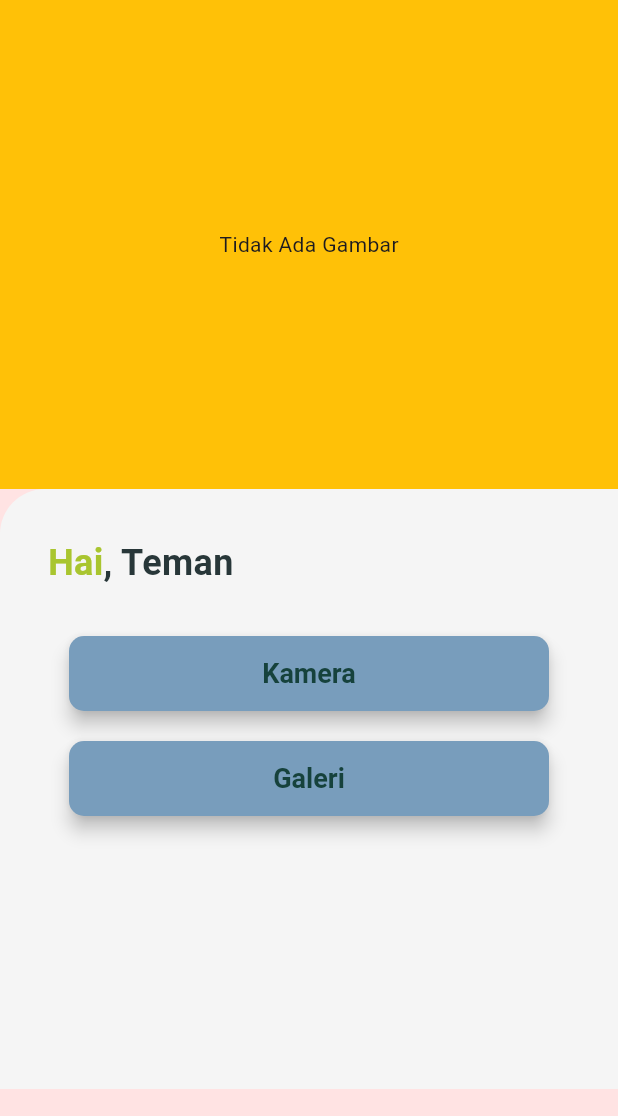
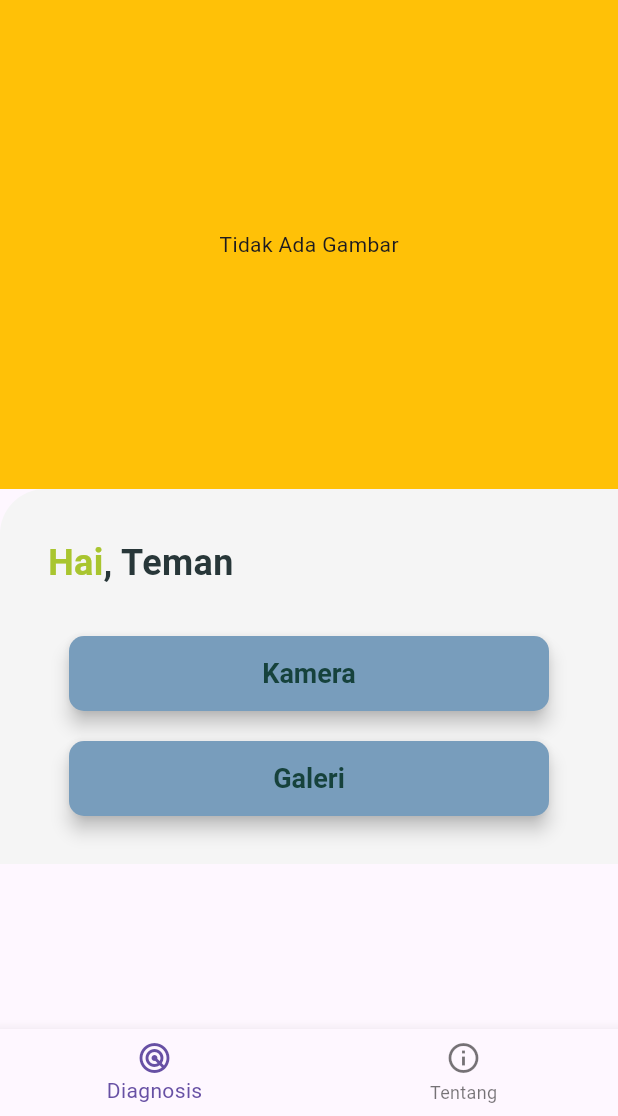
Before and after one commit to Twizzy803/AgriIn-MobileFlutter, a Flutter app: the screen it shows after launch, on a phone screen of 412 x 824 dp, the part 120-1236 px from its top. Run offline on Flutter 3.47's test engine with Material 3 defaults, Android fonts, the light colour scheme and no system bars; our stand-ins replace device_preview, image_picker; Roboto replaces fonts that are missing (Poppins).

Commit message:
menambahkan navigatorBar

```diff
--- a/lib/main.dart
+++ b/lib/main.dart
@@ -1,10 +1,11 @@
-import 'package:agricure/screen/home.dart';
+import 'package:agricure/screen/about.dart';
+import 'package:agricure/screen/diagnosis.dart';
 import 'package:flutter/material.dart';
-// import 'package:device_preview/device_preview.dart';
+import 'package:device_preview/device_preview.dart';
 
 void main() {
-  runApp(MyApp());
-  // runApp(DevicePreview(builder: (context) => MyApp()));
+  // runApp(MyApp());
+  runApp(DevicePreview(builder: (context) => MyApp()));
 }
 
 class MyApp extends StatelessWidget {
@@ -12,6 +13,58 @@
 
   @override
   Widget build(BuildContext context) {
-    return HomeScreen();
+    return MaterialApp(
+      debugShowCheckedModeBanner: false,
+      home: const MainScreen(),
+    );
   }
 }
+
+class MainScreen extends StatefulWidget {
+  const MainScreen({super.key});
+
+  @override
+  State<MainScreen> createState() => _MainScreenState();
+}
+
+class _MainScreenState extends State<MainScreen> {
+  int _selectedIndex = 0;
+
+  final List<Widget> _pages = [const DiagnosisScreen(), const AboutScreen()];
+
+  @override
+  Widget build(BuildContext context) {
+    return Scaffold(
+      backgroundColor: const Color(0xFFFFE3E3),
+      appBar: AppBar(
+          backgroundColor: Color(0xFF789DBC),
+          toolbarHeight: 80,
+          title: Row(
+            children: [
+              Expanded(
+                  child: Image.asset(
+                "assets/image/title.png",
+              ))
+            ],
+          )),
+      body: IndexedStack(
+        index: _selectedIndex,
+        children: _pages,
+      ),
+      bottomNavigationBar: BottomNavigationBar(
+        currentIndex: _selectedIndex,
+        onTap: (index) {
+          setState(() {
+            _selectedIndex = index;
+          });
+        },
+        items: [
+          BottomNavigationBarItem(
+              icon: Icon(Icons.radar_outlined), label: 'Diagnosis'),
+          BottomNavigationBarItem(
+              icon: Icon(Icons.info_outlined), label: 'Tentang'),
+        ],
+      ),
+    );
+  }
+}
--- /dev/null
+++ b/lib/screen/about.dart
@@ -0,0 +1,14 @@
+import 'package:flutter/material.dart';
+
+class AboutScreen extends StatelessWidget {
+  const AboutScreen({super.key});
+
+  @override
+  Widget build(BuildContext context) {
+    return Scaffold(
+      body: Center(
+        child: Text("About"),
+      ),
+    );
+  }
+}
--- a/lib/screen/home.dart
+++ b/lib/screen/diagnosis.dart
@@ -2,14 +2,14 @@
 import 'package:flutter/material.dart';
 import 'package:agricure/utils/imagePacker-controller.dart';
 
-class HomeScreen extends StatefulWidget {
-  const HomeScreen({super.key});
+class DiagnosisScreen extends StatefulWidget {
+  const DiagnosisScreen({super.key});
 
   @override
-  State<HomeScreen> createState() => _HomeScreenState();
+  State<DiagnosisScreen> createState() => _DiagnosisScreenState();
 }
 
-class _HomeScreenState extends State<HomeScreen> {
+class _DiagnosisScreenState extends State<DiagnosisScreen> {
   File? filePath;
   final ImagePickerController _imagePickerController = ImagePickerController();
 
@@ -24,18 +24,6 @@
     return MaterialApp(
       debugShowCheckedModeBanner: false,
       home: Scaffold(
-        backgroundColor: const Color(0xFFFFE3E3),
-        appBar: AppBar(
-            backgroundColor: Color(0xFF789DBC),
-            toolbarHeight: 80,
-            title: Row(
-              children: [
-                Expanded(
-                    child: Image.asset(
-                  "assets/image/title.png",
-                ))
-              ],
-            )),
         body: ListView(
           children: [
             Container(
@@ -46,7 +34,7 @@
                   : Center(child: Text("Tidak Ada Gambar")),
             ),
             Container(
-              height: 400,
+              // height: 400,
               decoration: const BoxDecoration(
                 borderRadius: BorderRadius.only(topLeft: Radius.circular(30)),
                 color: Color(0xffF5F5F5),
--- a/pubspec.yaml
+++ b/pubspec.yaml
@@ -21,6 +21,8 @@
   uses-material-design: true
   assets:
     - assets/image/title.png
+    - assets/image/about-icon.png
+    - assets/image/diagnosis-icon.png
 
 fonts:
   - family: Poppins
```
Also changed, not shown: assets/image/about-icon.png (added), assets/image/diagnosis-icon.png (added), 1 other file.
